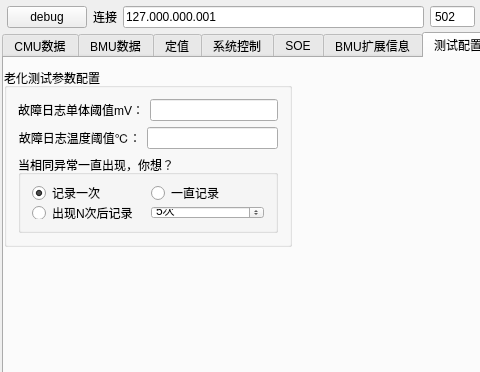
The window that views/bmsview/bmsview.ui (Shogpe/bmsTool) describes before a commit, drawn with Qt 5; both pictures show x 0 to 480 and y 0 to 372 of the 1207 by 681 pixel window.
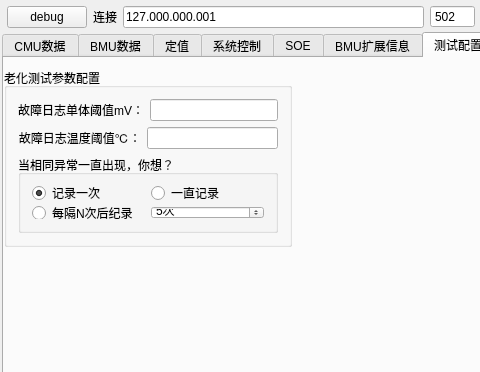
The same window after the commit. Custom widgets are drawn as their Qt base class.

Commit message: 1 修复了切换故障日志记录方式，会发出两次命令的问题 2 修改了老化测试部分控件tips 3 更新了语言 4 释出版本1.0.6.31

The edit to the form file:
```diff
--- a/views/bmsview/bmsview.ui
+++ b/views/bmsview/bmsview.ui
@@ -8539,7 +8539,7 @@
              <item>
               <widget class="QRadioButton" name="rb_ErrLog_NtimesWrite">
                <property name="text">
-                <string>出现N次后记录</string>
+                <string>每隔N次后纪录</string>
                </property>
               </widget>
              </item>
```
Left out of the diff: 11 changed lines with no effect on the pictures. The commit also changes 8 other files.
